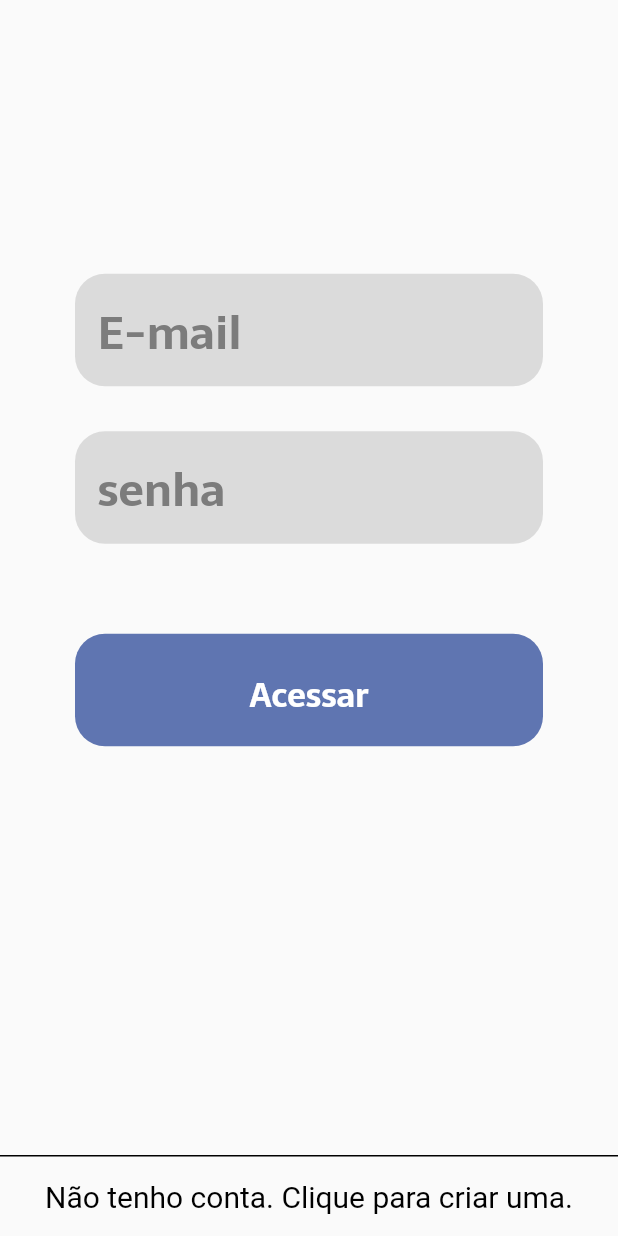
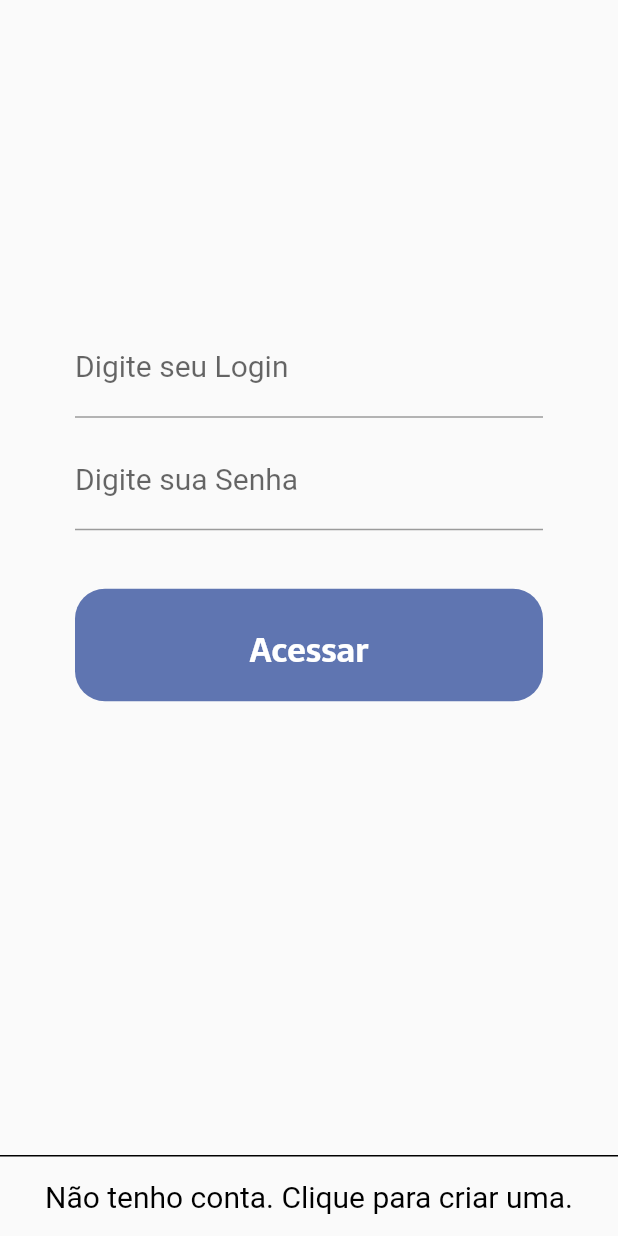
Before and after one commit to JoaoArrudaWarren/Agenda-Proway, a Flutter app: the screen it shows after launch, scrolled down 170 dp, on a phone screen of 412 x 824 dp. Run offline on Flutter 3.47's test engine with Material 2 defaults, Android fonts, the phone set to English and light mode, and no system bars; our stand-ins replace table_calendar.

Commit message:
[change] from container to TextField

```diff
--- a/lib/presenter/explorer/explorer.dart
+++ b/lib/presenter/explorer/explorer.dart
@@ -1,6 +1,6 @@
 import 'package:flutter/material.dart';
 
-import '../home/bottom_navigation_page.dart';
+import '../utils/bottom_navigation_page.dart';
 
 void main() {
   runApp(
--- a/lib/presenter/find_service/find_service.dart
+++ b/lib/presenter/find_service/find_service.dart
@@ -48,6 +48,10 @@ class _FindServiceState extends State<FindService> {
                             height: 20,
                           ),
                           TextField(
+                            style: TextStyle(
+                              color: Color.fromARGB(255, 95, 117, 177),
+                              fontSize: 20,
+                            ),
                             expands: false,
                             decoration: InputDecoration(
                                 label: Text("Qual cidade você está?")),
--- a/lib/presenter/home/widgets/row_acess_home.dart
+++ b/lib/presenter/home/widgets/row_acess_home.dart
@@ -21,58 +21,37 @@ class RowAcessHome extends StatelessWidget {
               Row(
                 mainAxisAlignment: MainAxisAlignment.center,
                 children: [
-                  Container(
+                  SizedBox(
                     width: MediaQuery.of(context).size.width - 100,
                     height: 75,
-                    decoration: BoxDecoration(
-                        color: const Color.fromARGB(255, 219, 219, 219),
-                        borderRadius: BorderRadius.circular(20)),
-                    child: Padding(
-                      padding: const EdgeInsets.all(15.0),
-                      child: Row(
-                        mainAxisAlignment: MainAxisAlignment.start,
-                        crossAxisAlignment: CrossAxisAlignment.center,
-                        children: const [
-                          Text(
-                            "E-mail",
-                            style: TextStyle(
-                              color: Color.fromARGB(255, 124, 124, 124),
-                              fontSize: 30,
-                              fontFamily: "Sarala",
-                            ),
-                          ),
-                        ],
+                    child: const TextField(
+                      style: TextStyle(
+                        color: Color.fromARGB(255, 95, 117, 177),
+                        fontSize: 20,
                       ),
+                      expands: false,
+                      decoration:
+                          InputDecoration(label: Text("Digite seu Login")),
                     ),
                   ),
                 ],
               ),
-              Padding(
-                padding: const EdgeInsets.all(30.0),
-                child: Container(
-                  width: MediaQuery.of(context).size.width - 100,
-                  height: 75,
-                  decoration: BoxDecoration(
-                      color: const Color.fromARGB(255, 219, 219, 219),
-                      borderRadius: BorderRadius.circular(20)),
-                  child: Padding(
-                    padding: const EdgeInsets.all(15.0),
-                    child: Row(
-                      mainAxisAlignment: MainAxisAlignment.start,
-                      crossAxisAlignment: CrossAxisAlignment.center,
-                      children: const [
-                        Text(
-                          "senha",
-                          style: TextStyle(
-                            color: Color.fromARGB(255, 124, 124, 124),
-                            fontSize: 30,
-                            fontFamily: "Sarala",
-                          ),
-                        ),
-                      ],
+              Row(
+                children: [
+                  SizedBox(
+                    width: MediaQuery.of(context).size.width - 100,
+                    height: 75,
+                    child: const TextField(
+                      style: TextStyle(
+                        color: Color.fromARGB(255, 95, 117, 177),
+                        fontSize: 20,
+                      ),
+                      expands: false,
+                      decoration:
+                          InputDecoration(label: Text("Digite sua Senha")),
                     ),
                   ),
-                ),
+                ],
               ),
               Padding(
                 padding: const EdgeInsets.all(30.0),
--- a/lib/presenter/reservas/reservas.dart
+++ b/lib/presenter/reservas/reservas.dart
@@ -1,4 +1,4 @@
-import 'package:agenda_warren/presenter/home/bottom_navigation_page.dart';
+import 'package:agenda_warren/presenter/utils/bottom_navigation_page.dart';
 import 'package:flutter/material.dart';
 import '../home/home_page.dart';
 
@@ -34,7 +34,7 @@ class Reservas extends StatelessWidget {
           ),
         ),
       ),
-      bottomNavigationBar: BottonNavigationPage(
+      bottomNavigationBar: const BottonNavigationPage(
         paginaAtual: "Reservas()",
       ),
       body: SingleChildScrollView(
--- a/lib/presenter/schedule/schedule.dart
+++ b/lib/presenter/schedule/schedule.dart
@@ -1,7 +1,7 @@
 import 'package:flutter/material.dart';
 import 'package:table_calendar/table_calendar.dart';
 
-import '../home/bottom_navigation_page.dart';
+import '../utils/bottom_navigation_page.dart';
 import 'widgets/available_times.dart';
 import 'widgets/confirm _reservation_btn.dart';
 import 'widgets/doctor_row_reservation.dart';
```
